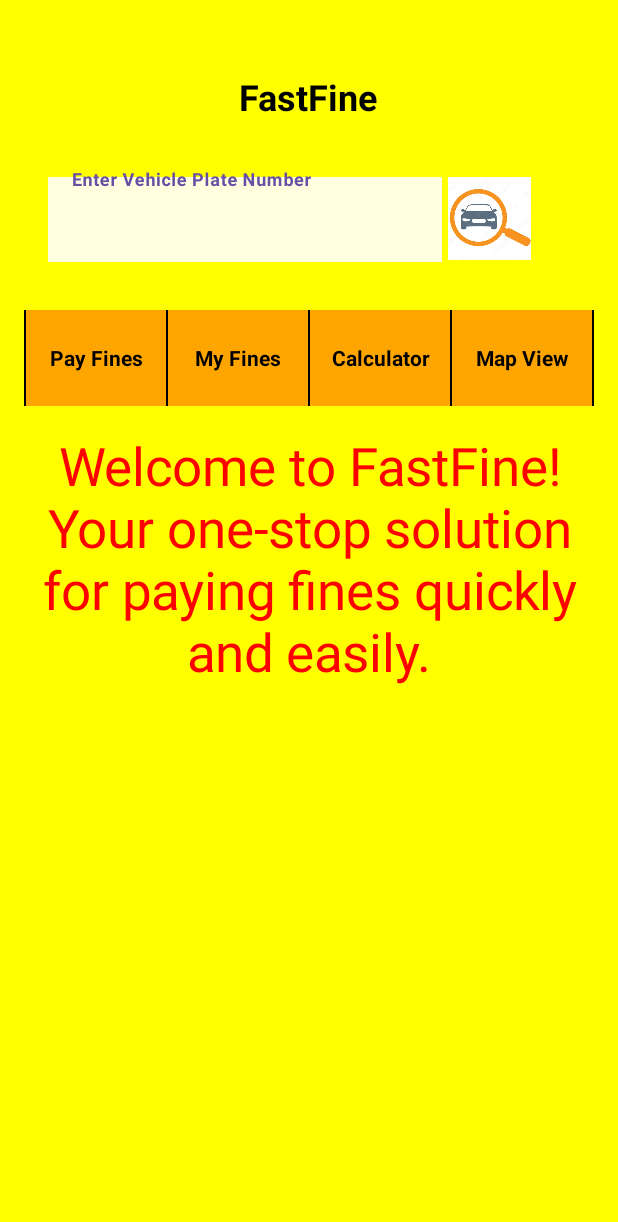
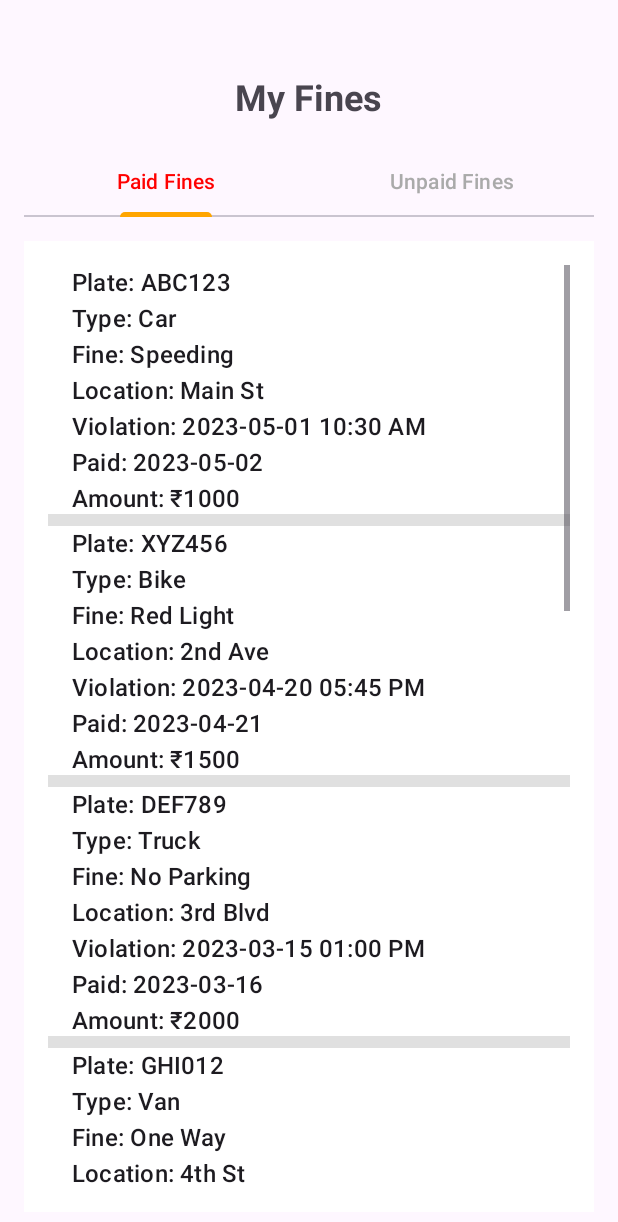
Before and after one commit to nithish1419/androidstudio, an Android app: the HomeActivity screen opened directly, with no data from a screen before it, after a tap on "My Fines", on a phone screen of 412 x 824 dp. Shown: the top 1222 px of the screen. Run offline under Robolectric (Android 15) with nearby library versions, the phone set to English and light mode, and no system bars.

Commit message:
Final Commit

```diff
--- a/app/src/main/AndroidManifest.xml
+++ b/app/src/main/AndroidManifest.xml
@@ -24,6 +24,8 @@
         <activity android:name=".HomeActivity" />
         <activity android:name=".CalculatorActivity" />
         <activity android:name=".RegisterActivity" />
+        <activity android:name=".MyFinesActivity" />
+        <activity android:name=".PaymentActivity" />
 
     </application>
 
--- /dev/null
+++ b/app/src/main/java/com/example/newfastfine/FinesPagerAdapter.java
@@ -0,0 +1,28 @@
+package com.example.newfastfine;
+
+import androidx.annotation.NonNull;
+import androidx.fragment.app.Fragment;
+import androidx.fragment.app.FragmentActivity;
+import androidx.viewpager2.adapter.FragmentStateAdapter;
+
+public class FinesPagerAdapter extends FragmentStateAdapter {
+
+    public FinesPagerAdapter(@NonNull FragmentActivity fragmentActivity) {
+        super(fragmentActivity);
+    }
+
+    @NonNull
+    @Override
+    public Fragment createFragment(int position) {
+        if (position == 0) {
+            return new PaidFinesFragment();
+        } else {
+            return new UnpaidFinesFragment();
+        }
+    }
+
+    @Override
+    public int getItemCount() {
+        return 2;
+    }
+}
--- a/app/src/main/java/com/example/newfastfine/HomeActivity.java
+++ b/app/src/main/java/com/example/newfastfine/HomeActivity.java
@@ -16,7 +16,7 @@ import androidx.appcompat.app.AppCompatActivity;
 public class HomeActivity extends AppCompatActivity {
 
     private EditText editTextSearch;
-    private TextView textViewProfile, textViewMyFines, textViewCalculateFines, textViewMapView;
+    private TextView textViewPayment, textViewMyFines, textViewCalculateFines, textViewMapView;
     private TextSwitcher textViewDescription;
 
     // Array of description texts
@@ -36,18 +36,19 @@ public class HomeActivity extends AppCompatActivity {
 
         // Initialize views
         editTextSearch = findViewById(R.id.editTextSearch);
-        textViewProfile = findViewById(R.id.textViewProfile);
+        textViewPayment = findViewById(R.id.textViewPayment);
         textViewMyFines = findViewById(R.id.textViewMyFines);
         textViewCalculateFines = findViewById(R.id.textViewCalculateFines);
         textViewMapView = findViewById(R.id.textViewMapView);
         textViewDescription = findViewById(R.id.textViewDescription);
 
         // Set click listeners for navigation options
-        textViewProfile.setOnClickListener(new View.OnClickListener() {
+        textViewPayment.setOnClickListener(new View.OnClickListener() {
             @Override
             public void onClick(View view) {
-                // Handle profile option click
-                Toast.makeText(HomeActivity.this, "Opening Profile...", Toast.LENGTH_SHORT).show();
+                // Handle payment option click
+                Toast.makeText(HomeActivity.this, "Opening Payment Page...", Toast.LENGTH_SHORT).show();
+                startActivity(new Intent(HomeActivity.this, PaymentActivity.class));
             }
         });
 
@@ -55,7 +56,8 @@ public class HomeActivity extends AppCompatActivity {
             @Override
             public void onClick(View view) {
                 // Handle my fines option click
-                Toast.makeText(HomeActivity.this, "My Fines...", Toast.LENGTH_SHORT).show();
+                Toast.makeText(HomeActivity.this, "Opening My Fines...", Toast.LENGTH_SHORT).show();
+                startActivity(new Intent(HomeActivity.this, MyFinesActivity.class));
             }
         });
 
@@ -65,7 +67,6 @@ public class HomeActivity extends AppCompatActivity {
                 // Handle calculate fines option click
                 Toast.makeText(HomeActivity.this, "Opening Fine Calculator", Toast.LENGTH_SHORT).show();
                 startActivity(new Intent(HomeActivity.this, CalculatorActivity.class));
-
             }
         });
 
--- /dev/null
+++ b/app/src/main/java/com/example/newfastfine/MyFinesActivity.java
@@ -0,0 +1,36 @@
+package com.example.newfastfine;
+
+import android.os.Bundle;
+
+import androidx.appcompat.app.AppCompatActivity;
+import androidx.viewpager2.widget.ViewPager2;
+
+import com.google.android.material.tabs.TabLayout;
+import com.google.android.material.tabs.TabLayoutMediator;
+
+public class MyFinesActivity extends AppCompatActivity {
+
+    private TabLayout tabLayout;
+    private ViewPager2 viewPager;
+    private FinesPagerAdapter finesPagerAdapter;
+
+    @Override
+    protected void onCreate(Bundle savedInstanceState) {
+        super.onCreate(savedInstanceState);
+        setContentView(R.layout.activity_my_fines);
+
+        tabLayout = findViewById(R.id.tabLayout);
+        viewPager = findViewById(R.id.viewPager);
+
+        finesPagerAdapter = new FinesPagerAdapter(this);
+        viewPager.setAdapter(finesPagerAdapter);
+
+        new TabLayoutMediator(tabLayout, viewPager, (tab, position) -> {
+            if (position == 0) {
+                tab.setText("Paid Fines");
+            } else {
+                tab.setText("Unpaid Fines");
+            }
+        }).attach();
+    }
+}
--- /dev/null
+++ b/app/src/main/java/com/example/newfastfine/PaidFinesFragment.java
@@ -0,0 +1,46 @@
+package com.example.newfastfine;
+
+import android.os.Bundle;
+import android.view.LayoutInflater;
+import android.view.View;
+import android.view.ViewGroup;
+import android.widget.ArrayAdapter;
+import android.widget.ListView;
+
+import androidx.annotation.NonNull;
+import androidx.annotation.Nullable;
+import androidx.fragment.app.Fragment;
+
+import java.util.ArrayList;
+
+public class PaidFinesFragment extends Fragment {
+
+    private ListView listViewPaidFines;
+    private ArrayAdapter<String> paidFinesAdapter;
+
+    @Nullable
+    @Override
+    public View onCreateView(@NonNull LayoutInflater inflater, @Nullable ViewGroup container, @Nullable Bundle savedInstanceState) {
+        View view = inflater.inflate(R.layout.fragment_paid_fines, container, false);
+        listViewPaidFines = view.findViewById(R.id.listViewPaidFines);
+
+        // Detailed data for fines
+        ArrayList<String> paidFines = new ArrayList<>();
+        paidFines.add("Plate: ABC123\nType: Car\nFine: Speeding\nLocation: Main St\nViolation: 2023-05-01 10:30 AM\nPaid: 2023-05-02\nAmount: ₹1000");
+        paidFines.add("Plate: XYZ456\nType: Bike\nFine: Red Light\nLocation: 2nd Ave\nViolation: 2023-04-20 05:45 PM\nPaid: 2023-04-21\nAmount: ₹1500");
+        paidFines.add("Plate: DEF789\nType: Truck\nFine: No Parking\nLocation: 3rd Blvd\nViolation: 2023-03-15 01:00 PM\nPaid: 2023-03-16\nAmount: ₹2000");
+        paidFines.add("Plate: GHI012\nType: Van\nFine: One Way\nLocation: 4th St\nViolation: 2023-02-10 09:30 AM\nPaid: 2023-02-11\nAmount: ₹2500");
+        paidFines.add("Plate: JKL345\nType: Car\nFine: Speeding\nLocation: 5th Ave\nViolation: 2023-01-05 07:30 PM\nPaid: 2023-01-06\nAmount: ₹3000");
+        paidFines.add("Plate: MNO678\nType: Bike\nFine: Red Light\nLocation: 6th St\nViolation: 2022-12-25 12:00 PM\nPaid: 2022-12-26\nAmount: ₹3500");
+        paidFines.add("Plate: PQR901\nType: Truck\nFine: No Parking\nLocation: 7th Blvd\nViolation: 2022-11-15 03:30 PM\nPaid: 2022-11-16\nAmount: ₹4000");
+        paidFines.add("Plate: STU234\nType: Van\nFine: One Way\nLocation: 8th St\nViolation: 2022-10-20 11:00 AM\nPaid: 2022-10-21\nAmount: ₹4500");
+        paidFines.add("Plate: VWX567\nType: Car\nFine: Speeding\nLocation: 9th Ave\nViolation: 2022-09-10 04:45 PM\nPaid: 2022-09-11\nAmount: ₹5000");
+        paidFines.add("Plate: YZA890\nType: Bike\nFine: Red Light\nLocation: 10th St\nViolation: 2022-08-05 08:30 AM\nPaid: 2022-08-06\nAmount: ₹5500");
+
+        // Setup adapter
+        paidFinesAdapter = new ArrayAdapter<>(getContext(), android.R.layout.simple_list_item_1, paidFines);
+        listViewPaidFines.setAdapter(paidFinesAdapter);
+
+        return view;
+    }
+}
--- a/app/src/main/res/layout/activity_home.xml
+++ b/app/src/main/res/layout/activity_home.xml
@@ -5,7 +5,7 @@
     android:background="@color/yellow"
     android:padding="16dp">
 
-    <!-- Header -->
+
     <TextView
         android:id="@+id/textViewHeader"
         android:layout_width="wrap_content"
@@ -75,7 +75,7 @@
 
         <!-- Profile Option -->
         <TextView
-            android:id="@+id/textViewProfile"
+            android:id="@+id/textViewPayment"
             android:layout_width="0dp"
             android:layout_height="match_parent"
             android:layout_weight="1"
--- /dev/null
+++ b/app/src/main/res/layout/activity_my_fines.xml
@@ -0,0 +1,41 @@
+<?xml version="1.0" encoding="utf-8"?>
+<RelativeLayout xmlns:android="http://schemas.android.com/apk/res/android"
+    xmlns:app="http://schemas.android.com/apk/res-auto"
+    android:layout_width="match_parent"
+    android:layout_height="match_parent"
+    android:padding="16dp">
+
+    <TextView
+        android:id="@+id/textViewHeader"
+        android:layout_width="wrap_content"
+        android:layout_height="wrap_content"
+        android:text="My Fines"
+        android:textSize="24sp"
+        android:textStyle="bold"
+        android:layout_centerHorizontal="true"
+        android:layout_marginTop="32dp"
+        android:contentDescription="My Fines Header" />
+
+    <com.google.android.material.tabs.TabLayout
+        android:id="@+id/tabLayout"
+        android:layout_width="match_parent"
+        android:layout_height="wrap_content"
+        android:layout_below="@id/textViewHeader"
+        android:layout_marginTop="16dp"
+        app:tabIndicatorColor="@color/orange"
+        app:tabSelectedTextColor="@color/red"
+        app:tabTextColor="@android:color/darker_gray"
+        android:contentDescription="Tabs for Paid and Unpaid Fines">
+
+        <!-- We will programmatically set content descriptions for individual tabs in the activity -->
+    </com.google.android.material.tabs.TabLayout>
+
+    <androidx.viewpager2.widget.ViewPager2
+        android:id="@+id/viewPager"
+        android:layout_width="match_parent"
+        android:layout_height="match_parent"
+        android:layout_below="@id/tabLayout"
+        android:layout_marginTop="16dp"
+        android:contentDescription="ViewPager for fines" />
+
+</RelativeLayout>
--- /dev/null
+++ b/app/src/main/res/layout/fragment_paid_fines.xml
@@ -0,0 +1,14 @@
+<?xml version="1.0" encoding="utf-8"?>
+<RelativeLayout xmlns:android="http://schemas.android.com/apk/res/android"
+    android:layout_width="match_parent"
+    android:layout_height="match_parent">
+
+    <ListView
+        android:id="@+id/listViewPaidFines"
+        android:layout_width="match_parent"
+        android:layout_height="match_parent"
+        android:padding="16dp"
+        android:dividerHeight="8dp"
+        android:background="@android:color/white" />
+
+</RelativeLayout>
--- a/settings.gradle.kts
+++ b/settings.gradle.kts
@@ -12,7 +12,7 @@ pluginManagement {
     }
 }
 dependencyResolutionManagement {
-    repositoriesMode.set(RepositoriesMode.FAIL_ON_PROJECT_REPOS)
+    repositoriesMode.set(RepositoriesMode.PREFER_PROJECT)
     repositories {
         google()
         mavenCentral()
```
Also changed, not shown: app/src/main/java/com/example/newfastfine/MainActivity.java (+54 -40 lines), app/src/main/java/com/example/newfastfine/PaymentActivity.java (added, +118 -0 lines), app/src/main/java/com/example/newfastfine/RegisterActivity.java (+28 -16 lines), app/src/main/java/com/example/newfastfine/UnpaidFinesFragment.java (added, +46 -0 lines), app/src/main/res/layout/activity_payment.xml (added, +32 -0 lines), app/src/main/res/layout/fragment_unpaid_fines.xml (added, +14 -0 lines), build.gradle.kts (+18 -1 lines), 1 other file.
